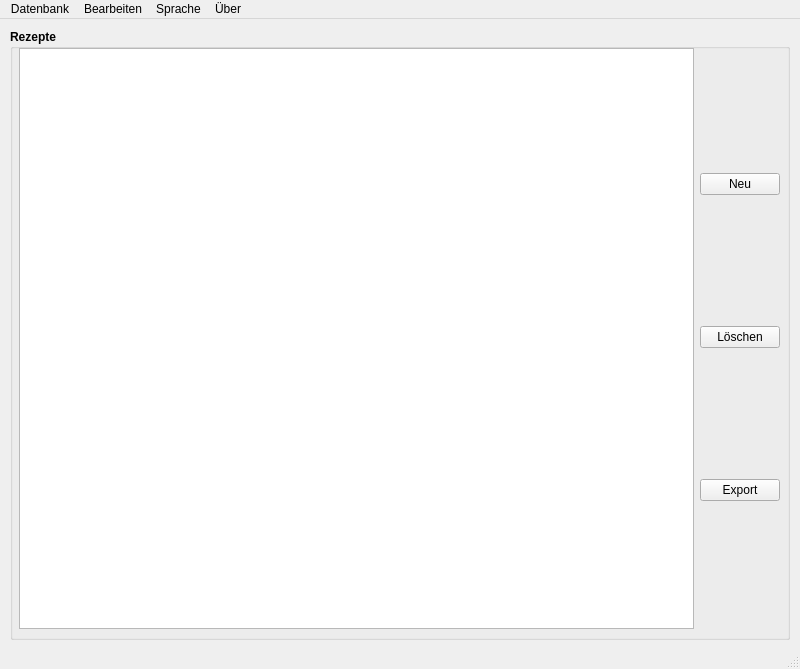
Before: the Qt Designer form src/mainwindow.ui in Kampi/Food-Database, drawn with Qt 5.
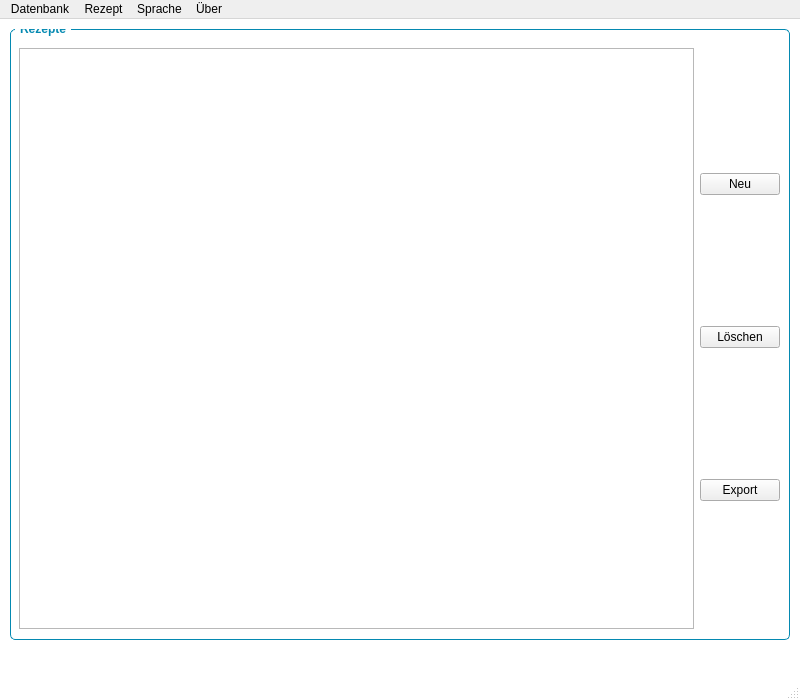
After: the same form once the commit is applied. Icons and pictures are not drawn.

Commit message: mainwindow: - Disable resize from statusbar - Update layout for database state - Add missing default category for new recipe - Add sorting for settings category - Rename dialog signals - Rename actions - Fix wrong 'Export successful' message when recipe export was aborted

```diff
--- a/src/mainwindow.ui
+++ b/src/mainwindow.ui
@@ -7,7 +7,7 @@
     <x>0</x>
     <y>0</y>
     <width>800</width>
-    <height>669</height>
+    <height>700</height>
    </rect>
   </property>
   <property name="windowTitle">
@@ -15,7 +15,27 @@
   </property>
   <property name="windowIcon">
    <iconset resource="Ressources.qrc">
-    <normaloff>:/Icon/Ressources/Icons/burger.ico</normaloff>:/Icon/Ressources/Icons/burger.ico</iconset>
+    <normaloff>:/Icon/Ressources/Icons/icons8-food-24.png</normaloff>:/Icon/Ressources/Icons/icons8-food-24.png</iconset>
+  </property>
+  <property name="styleSheet">
+   <string notr="true">QMainWindow {
+	background-color: #FFFFFF;
+}
+
+QGroupBox {
+	font-weight: bold;
+	color: #0489B1;
+	background: #FFFFFF;
+	border: 1px solid #0489B1;
+	border-radius: 5px;
+	margin-top: 2ex;
+}
+
+QGroupBox::title {
+	top: -7px;
+	left: 5px;
+	padding: 0 3px;
+}</string>
   </property>
   <widget class="QWidget" name="centralwidget">
    <widget class="QGroupBox" name="groupBox_Recipes">
@@ -84,6 +104,16 @@
           <property name="text">
            <string>Neu</string>
           </property>
+          <property name="icon">
+           <iconset resource="Ressources.qrc">
+            <normaloff>:/Icon/Ressources/Icons/icons8-new-property-24.png</normaloff>:/Icon/Ressources/Icons/icons8-new-property-24.png</iconset>
+          </property>
+          <property name="iconSize">
+           <size>
+            <width>24</width>
+            <height>24</height>
+           </size>
+          </property>
           <property name="shortcut">
            <string/>
           </property>
@@ -100,6 +130,16 @@
           <property name="text">
            <string>Löschen</string>
           </property>
+          <property name="icon">
+           <iconset resource="Ressources.qrc">
+            <normaloff>:/Icon/Ressources/Icons/icons8-delete-view-24.png</normaloff>:/Icon/Ressources/Icons/icons8-delete-view-24.png</iconset>
+          </property>
+          <property name="iconSize">
+           <size>
+            <width>24</width>
+            <height>24</height>
+           </size>
+          </property>
          </widget>
         </item>
         <item>
@@ -113,6 +153,16 @@
           <property name="text">
            <string>Export</string>
           </property>
+          <property name="icon">
+           <iconset resource="Ressources.qrc">
+            <normaloff>:/Icon/Ressources/Icons/icons8-json-download-24.png</normaloff>:/Icon/Ressources/Icons/icons8-json-download-24.png</iconset>
+          </property>
+          <property name="iconSize">
+           <size>
+            <width>24</width>
+            <height>24</height>
+           </size>
+          </property>
          </widget>
         </item>
        </layout>
@@ -139,12 +189,12 @@
     <addaction name="action_WriteDatabase"/>
     <addaction name="action_CloseDatabase"/>
    </widget>
-   <widget class="QMenu" name="menu_Edit">
+   <widget class="QMenu" name="menu_Recipe">
     <property name="enabled">
      <bool>true</bool>
     </property>
     <property name="title">
-     <string comment="menu_Recipe">Bearbeiten</string>
+     <string comment="menu_Recipe">Rezept</string>
     </property>
     <addaction name="action_New"/>
     <addaction name="action_Export"/>
@@ -169,7 +219,7 @@
     <addaction name="action_EnglishUS"/>
    </widget>
    <addaction name="menu_Database"/>
-   <addaction name="menu_Edit"/>
+   <addaction name="menu_Recipe"/>
    <addaction name="menu_Language"/>
    <addaction name="menu_About"/>
   </widget>
```
Left out of the diff: 146 changed lines with no effect on the pictures. The commit also changes 45 other files.
